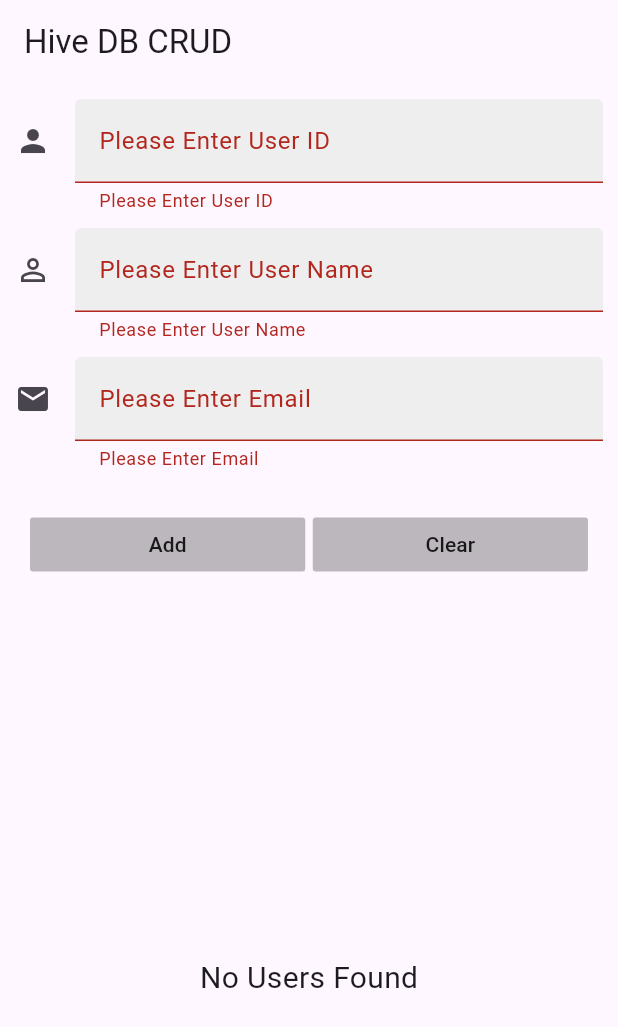
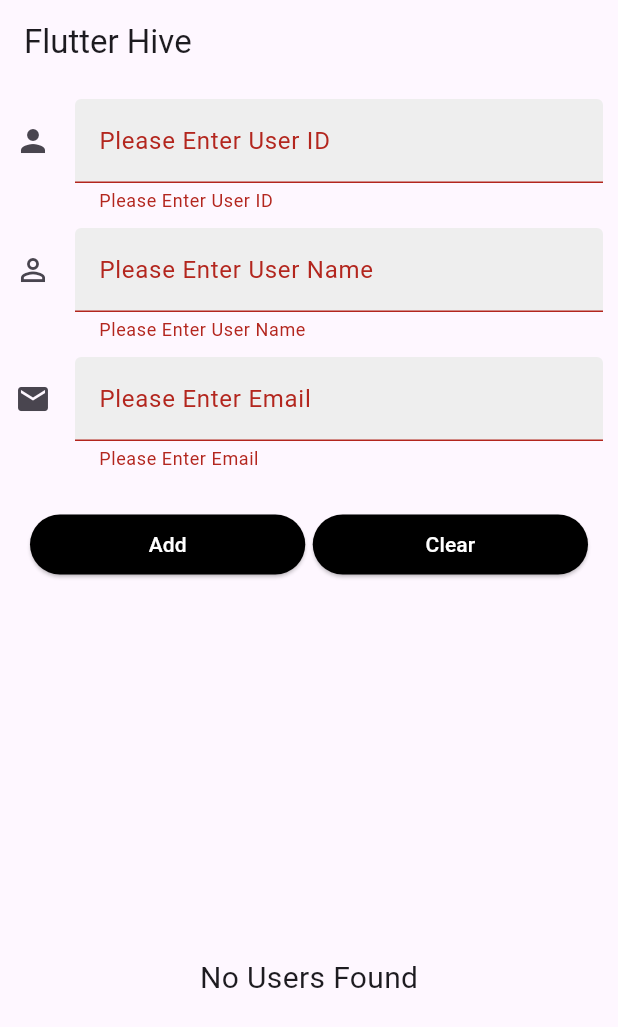
Before and after one commit to jibin94/Hive-CRUD, a Flutter app: the screen it shows after launch, after a tap on "Add", after a tap on "Clear", on a phone screen of 412 x 824 dp. Shown: the top 1027 px of the screen. Run offline on Flutter 3.47's test engine with Material 3 defaults, Android fonts, the phone set to English and light mode, and no system bars; our stand-ins replace hive, hive_flutter; accounts and stored records are empty.

```diff
--- a/lib/Boxes.dart
+++ /dev/null
@@ -1,8 +0,0 @@
-
-import 'package:hive/hive.dart';
-
-import 'Model/userModel.dart';
-
-class Boxes {
-  static Box<UserModel> getUsers()=> Hive.box('users');
-}
--- a/lib/Pages/HiveDBPage.dart
+++ /dev/null
@@ -1,240 +0,0 @@
-import 'package:flutter/material.dart';
-import 'package:hive_task_manager/Boxes.dart';
-import 'package:hive_task_manager/Comm/getTextFormField.dart';
-import 'package:hive_task_manager/Model/userModel.dart';
-import 'package:hive_flutter/hive_flutter.dart';
-
-class HiveDBPage extends StatefulWidget {
-  const HiveDBPage({Key? key}) : super(key: key);
-
-  @override
-  State<HiveDBPage> createState() => _HiveDBPageState();
-}
-
-class _HiveDBPageState extends State<HiveDBPage> {
-  final _formKey = GlobalKey<FormState>();
-
-  final conId = TextEditingController();
-  final conName = TextEditingController();
-  final conEmail = TextEditingController();
-
-  bool isEditPage = false;
-
-  late UserModel _currentModel;
-
-  @override
-  void dispose() {
-    Hive.close();
-
-    /// Closing All Boxes
-
-    ///Hive.box('users').close();
-    /// Closing Selected Box
-
-    super.dispose();
-  }
-
-  Future<void> addUser(String uId, String uName, String uEmail) async {
-    if (_formKey.currentState!.validate()) {
-      _formKey.currentState!.save();
-
-      if (isEditPage) {
-        print("edit page");
-        print(_currentModel.key);
-
-        final user = UserModel();
-        user.user_id = uId;
-        user.user_name = uName;
-        user.email = uEmail;
-
-        /* ..user_id = uId
-          ..user_name = uName
-          ..email = uEmail;*/
-
-        final myBox = Boxes.getUsers();
-        myBox.put(_currentModel.key, user);
-
-        setState(() {
-          isEditPage = true;
-        });
-
-        clearPage();
-      } else {
-        final user = UserModel()
-          ..user_id = uId
-          ..user_name = uName
-          ..email = uEmail;
-
-        final box = Boxes.getUsers();
-        print(box.keys.toString());
-        //Key Auto Increment
-        box.add(user).then((value) => clearPage());
-      }
-    }
-  }
-
-  Future<void> editUser(UserModel userModel) async {
-    setState(() {
-      isEditPage = true;
-    });
-
-    conId.text = userModel.user_id;
-    conName.text = userModel.user_name;
-    conEmail.text = userModel.email;
-
-    //print(userModel.key);
-
-    _currentModel = userModel;
-
-    // deleteUser(userModel);
-
-    // if you want to do with key you can use that too.
-    //final myUser = myBox.get("myKey");
-    //myBox.values; // Access All Values
-    //myBox.keys; // Access By Key
-  }
-
-  Future<void> deleteUser(UserModel userModel) async {
-    userModel.delete();
-  }
-
-  clearPage() {
-    conId.text = '';
-    conName.text = '';
-    conEmail.text = '';
-    isEditPage = false;
-  }
-
-  @override
-  Widget build(BuildContext context) {
-    return Form(
-      key: _formKey,
-      child: Scaffold(
-        appBar: AppBar(
-          title: const Text('Hive DB CRUD'),
-        ),
-        body: SingleChildScrollView(
-          child: Padding(
-            padding: const EdgeInsets.all(10.0),
-            child: Column(
-              children: [
-                genTextFormField(
-                    controller: conId,
-                    hintName: "User ID",
-                    iconData: Icons.person),
-                const SizedBox(height: 10),
-                genTextFormField(
-                    controller: conName,
-                    hintName: "User Name",
-                    iconData: Icons.person_outline),
-                const SizedBox(height: 10),
-                genTextFormField(
-                    controller: conEmail,
-                    textInputType: TextInputType.emailAddress,
-                    hintName: "Email",
-                    iconData: Icons.email),
-                const SizedBox(height: 10),
-                Container(
-                  padding: const EdgeInsets.symmetric(
-                      horizontal: 10.0, vertical: 15.0),
-                  width: double.infinity,
-                  child: Row(
-                    children: [
-                      Expanded(
-                        child: FlatButton(
-                          onPressed: () =>
-                              addUser(conId.text, conName.text, conEmail.text),
-                          child: Text(isEditPage ? "Update" : "Add"),
-                          color: Colors.black26,
-                        ),
-                      ),
-                      const SizedBox(width: 5.0),
-                      Expanded(
-                        child: FlatButton(
-                          onPressed: clearPage,
-                          child: const Text("Clear"),
-                          color: Colors.black26,
-                        ),
-                      )
-                    ],
-                  ),
-                ),
-                SizedBox(
-                    height: 500,
-                    child: ValueListenableBuilder(
-                      valueListenable: Boxes.getUsers().listenable(),
-                      builder: (BuildContext context, Box box, Widget? child) {
-                        final users = box.values.toList().cast<UserModel>();
-                        for (var element in users) {
-                          print("listener : ${element.key}");
-                        }
-                        //print( users[0].key);
-
-                        return genContent(users);
-                      },
-                    ))
-              ],
-            ),
-          ),
-        ),
-      ),
-    );
-  }
-
-  Widget genContent(List<UserModel> user) {
-    if (user.isEmpty) {
-      return const Center(
-        child: Text(
-          "No Users Found",
-          style: TextStyle(fontSize: 20),
-        ),
-      );
-    } else {
-      return ListView.builder(
-          itemCount: user.length,
-          itemBuilder: (BuildContext context, int index) {
-            return Card(
-              color: Colors.white,
-              child: ExpansionTile(
-                title: Text(
-                  "${user[index].user_id} (${user[index].email})",
-                  maxLines: 2,
-                  style: const TextStyle(
-                      fontWeight: FontWeight.bold, fontSize: 18),
-                ),
-                subtitle: Text(user[index].user_name),
-                children: [
-                  Row(
-                    mainAxisAlignment: MainAxisAlignment.spaceAround,
-                    children: [
-                      TextButton.icon(
-                        onPressed: () => editUser(user[index]),
-                        icon: const Icon(
-                          Icons.edit,
-                          color: Colors.amber,
-                        ),
-                        label: const Text(
-                          "Edit",
-                          style: TextStyle(color: Colors.amber),
-                        ),
-                      ),
-                      TextButton.icon(
-                        onPressed: () => deleteUser(user[index]),
-                        icon: const Icon(
-                          Icons.delete,
-                          color: Colors.red,
-                        ),
-                        label: const Text(
-                          "Delete",
-                          style: TextStyle(color: Colors.red),
-                        ),
-                      )
-                    ],
-                  )
-                ],
-              ),
-            );
-          });
-    }
-  }
-}
--- /dev/null
+++ b/lib/boxes.dart
@@ -0,0 +1,6 @@
+import 'package:hive/hive.dart';
+import 'Model/user_model.dart';
+
+class Boxes {
+  static Box<UserModel> getUsers() => Hive.box('hive_users');
+}
--- a/lib/main.dart
+++ b/lib/main.dart
@@ -1,16 +1,17 @@
 import 'package:flutter/material.dart';
-import 'package:hive_task_manager/Model/userModel.dart';
+import 'package:hive_task_manager/Model/user_model.dart';
 import 'package:hive_flutter/hive_flutter.dart';
-import 'Pages/HiveDBPage.dart';
+import 'Pages/home_page.dart';
 
-///flutter packages pub run build_runner build --delete-conflicting-outputs
-///git clone https://<username>:<githubtoken>@github.com/<username>/<repositoryname>.git
+///flutter clean
+///dart run build_runner doctor
+///dart run build_runner build --delete-conflicting-outputs
 
 void main() async {
   WidgetsFlutterBinding.ensureInitialized();
   await Hive.initFlutter();
   Hive.registerAdapter(UserModelAdapter());
-  await Hive.openBox<UserModel>('users');
+  await Hive.openBox<UserModel>('hive_users');
   runApp(const MyApp());
 }
 
@@ -21,7 +22,6 @@ class MyApp extends StatelessWidget {
   Widget build(BuildContext context) {
     return const MaterialApp(
       debugShowCheckedModeBanner: false,
-      title: 'Hive DB CRUD',
       home: HiveDBPage(),
     );
   }
--- a/lib/Model/userModel.dart
+++ b/lib/model/user_model.dart
@@ -1,14 +1,13 @@
 import 'package:hive/hive.dart';
+part 'user_model.g.dart';
 
-part 'userModel.g.dart';
-
-@HiveType(typeId: 0) // This is Model Class Type ID
+@HiveType(typeId: 0) // This is model Class Type ID
 class UserModel extends HiveObject {
   @HiveField(0) //This is Field Index
-  late String user_id;
+  late String userId;
 
   @HiveField(1) //This is Field Index
-  late String user_name;
+  late String userName;
 
   @HiveField(2) //This is Field Index
   late String email;
--- /dev/null
+++ b/lib/pages/home_page.dart
@@ -0,0 +1,233 @@
+import 'package:flutter/material.dart';
+import 'package:hive_task_manager/boxes.dart';
+import 'package:hive_task_manager/Model/user_model.dart';
+import 'package:hive_flutter/hive_flutter.dart';
+import 'package:hive_task_manager/util/textform_field.dart';
+
+class HiveDBPage extends StatefulWidget {
+  const HiveDBPage({Key? key}) : super(key: key);
+
+  @override
+  State<HiveDBPage> createState() => _HiveDBPageState();
+}
+
+class _HiveDBPageState extends State<HiveDBPage> {
+  final _formKey = GlobalKey<FormState>();
+
+  final idController = TextEditingController();
+  final nameController = TextEditingController();
+  final emailController = TextEditingController();
+
+  bool isEditPage = false;
+
+  late UserModel _currentModel;
+
+  @override
+  void dispose() {
+    super.dispose();
+
+    /// Closing All Boxes
+    Hive.close();
+
+    ///Hive.box('users').close();
+    /// Closing Selected Box
+  }
+
+  Future<void> addUser(String uId, String uName, String uEmail) async {
+    if (_formKey.currentState!.validate()) {
+      _formKey.currentState!.save();
+
+      if (isEditPage) {
+        final user = UserModel()
+          ..userId = uId
+          ..userName = uName
+          ..email = uEmail;
+
+        final myBox = Boxes.getUsers();
+        myBox.put(_currentModel.key, user);
+
+        setState(() {
+          isEditPage = true;
+        });
+
+        clearPage();
+      } else {
+        final user = UserModel()
+          ..userId = uId
+          ..userName = uName
+          ..email = uEmail;
+
+        final box = Boxes.getUsers();
+        debugPrint(box.keys.toString());
+        //Key Auto Increment
+        box.add(user).then((value) => clearPage());
+      }
+    }
+  }
+
+  Future<void> editUser(UserModel userModel) async {
+    setState(() {
+      isEditPage = true;
+    });
+
+    idController.text = userModel.userId;
+    nameController.text = userModel.userName;
+    emailController.text = userModel.email;
+    _currentModel = userModel;
+
+    // if you want to do with key you can use that too.
+    //final myUser = myBox.get("myKey");
+    //myBox.values; // Access All Values
+    //myBox.keys; // Access By Key
+  }
+
+  Future<void> deleteUser(UserModel userModel) async {
+    userModel.delete();
+  }
+
+  clearPage() {
+    idController.text = '';
+    nameController.text = '';
+    emailController.text = '';
+    isEditPage = false;
+  }
+
+  @override
+  Widget build(BuildContext context) {
+    return Form(
+      key: _formKey,
+      child: Scaffold(
+        appBar: AppBar(
+          title: const Text('Flutter Hive'),
+        ),
+        body: SingleChildScrollView(
+          child: Padding(
+            padding: const EdgeInsets.all(10.0),
+            child: Column(
+              children: [
+                CustomTextFormField(
+                    controller: idController,
+                    hintName: "User ID",
+                    iconData: Icons.person),
+                const SizedBox(height: 10),
+                CustomTextFormField(
+                    controller: nameController,
+                    hintName: "User Name",
+                    iconData: Icons.person_outline),
+                const SizedBox(height: 10),
+                CustomTextFormField(
+                    controller: emailController,
+                    textInputType: TextInputType.emailAddress,
+                    hintName: "Email",
+                    iconData: Icons.email),
+                const SizedBox(height: 10),
+                Container(
+                  padding: const EdgeInsets.symmetric(
+                      horizontal: 10.0, vertical: 15.0),
+                  width: double.infinity,
+                  child: Row(
+                    children: [
+                      Expanded(
+                        child: ElevatedButton(
+                          style: ElevatedButton.styleFrom(
+                            foregroundColor: Colors.white,
+                            backgroundColor: Colors.black, // foreground
+                          ),
+                          onPressed: () => addUser(idController.text,
+                              nameController.text, emailController.text),
+                          child: Text(isEditPage ? "Update" : "Add"),
+                        ),
+                      ),
+                      const SizedBox(width: 5.0),
+                      Expanded(
+                        child: ElevatedButton(
+                          style: ElevatedButton.styleFrom(
+                            foregroundColor: Colors.white,
+                            backgroundColor: Colors.black, // foreground
+                          ),
+                          onPressed: clearPage,
+                          child: const Text("Clear"),
+                        ),
+                      )
+                    ],
+                  ),
+                ),
+                SizedBox(
+                  height: 500,
+                  child: ValueListenableBuilder(
+                    valueListenable: Boxes.getUsers().listenable(),
+                    builder: (BuildContext context, Box box, Widget? child) {
+                      final users = box.values.toList().cast<UserModel>();
+                      for (var element in users) {
+                        debugPrint("listener : ${element.key}");
+                      }
+                      return genContent(users);
+                    },
+                  ),
+                )
+              ],
+            ),
+          ),
+        ),
+      ),
+    );
+  }
+
+  Widget genContent(List<UserModel> user) {
+    if (user.isEmpty) {
+      return const Center(
+        child: Text(
+          "No Users Found",
+          style: TextStyle(fontSize: 20),
+        ),
+      );
+    } else {
+      return ListView.builder(
+        itemCount: user.length,
+        itemBuilder: (BuildContext context, int index) {
+          return Card(
+            color: Colors.white,
+            child: ExpansionTile(
+              title: Text(
+                "${user[index].userId} (${user[index].email})",
+                maxLines: 2,
+                style:
+                    const TextStyle(fontWeight: FontWeight.bold, fontSize: 18),
+              ),
+              subtitle: Text(user[index].userName),
+              children: [
+                Row(
+                  mainAxisAlignment: MainAxisAlignment.spaceAround,
+                  children: [
+                    TextButton.icon(
+                      onPressed: () => editUser(user[index]),
+                      icon: const Icon(
+                        Icons.edit,
+                        color: Colors.black,
+                      ),
+                      label: const Text(
+                        "Edit",
+                        style: TextStyle(color: Colors.black),
+                      ),
+                    ),
+                    TextButton.icon(
+                      onPressed: () => deleteUser(user[index]),
+                      icon: const Icon(
+                        Icons.delete,
+                        color: Colors.red,
+                      ),
+                      label: const Text(
+                        "Delete",
+                        style: TextStyle(color: Colors.red),
+                      ),
+                    )
+                  ],
+                )
+              ],
+            ),
+          );
+        },
+      );
+    }
+  }
+}
--- a/lib/Comm/getTextFormField.dart
+++ b/lib/util/textform_field.dart
@@ -1,13 +1,14 @@
 import 'package:flutter/material.dart';
 
-class genTextFormField extends StatelessWidget {
-  TextEditingController controller;
-  String hintName;
-  IconData iconData;
-  TextInputType textInputType;
+class CustomTextFormField extends StatelessWidget {
+  final TextEditingController controller;
+  final String hintName;
+  final IconData iconData;
+  final TextInputType textInputType;
 
-  genTextFormField(
-      {required this.controller,
+  const CustomTextFormField(
+      {super.key,
+      required this.controller,
       required this.hintName,
       required this.iconData,
       this.textInputType = TextInputType.text});
```
Also changed, not shown: pubspec.yaml (+5 -69 lines), lib/model/user_model.g.dart, pubspec.lock, 4 other files.
